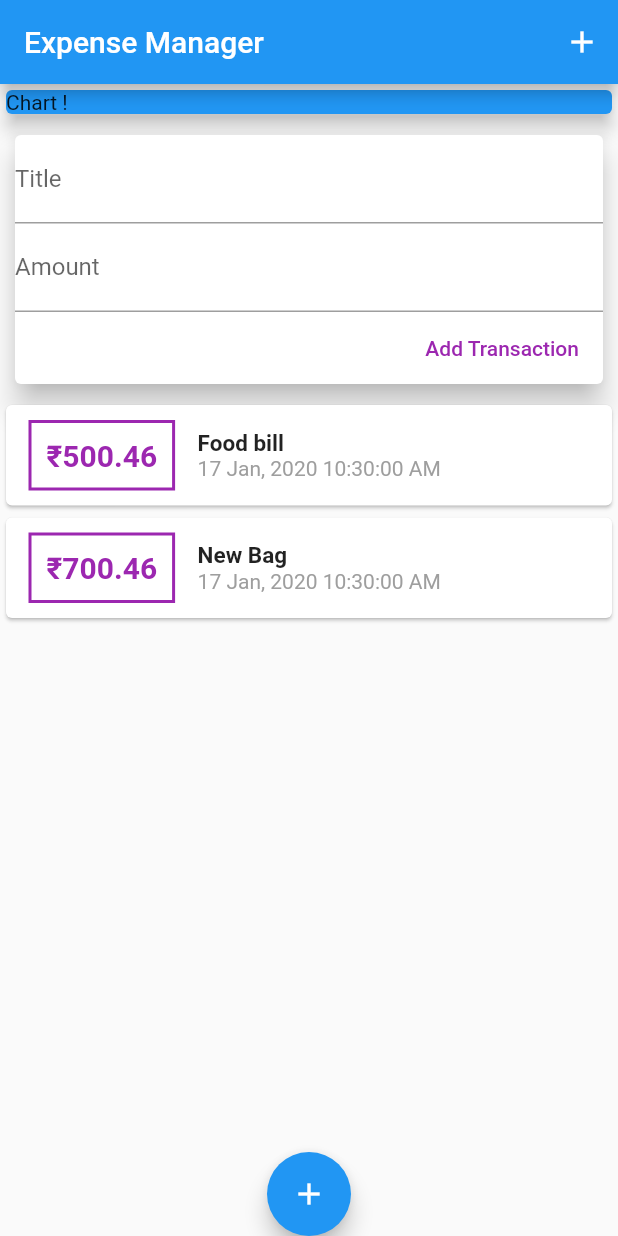
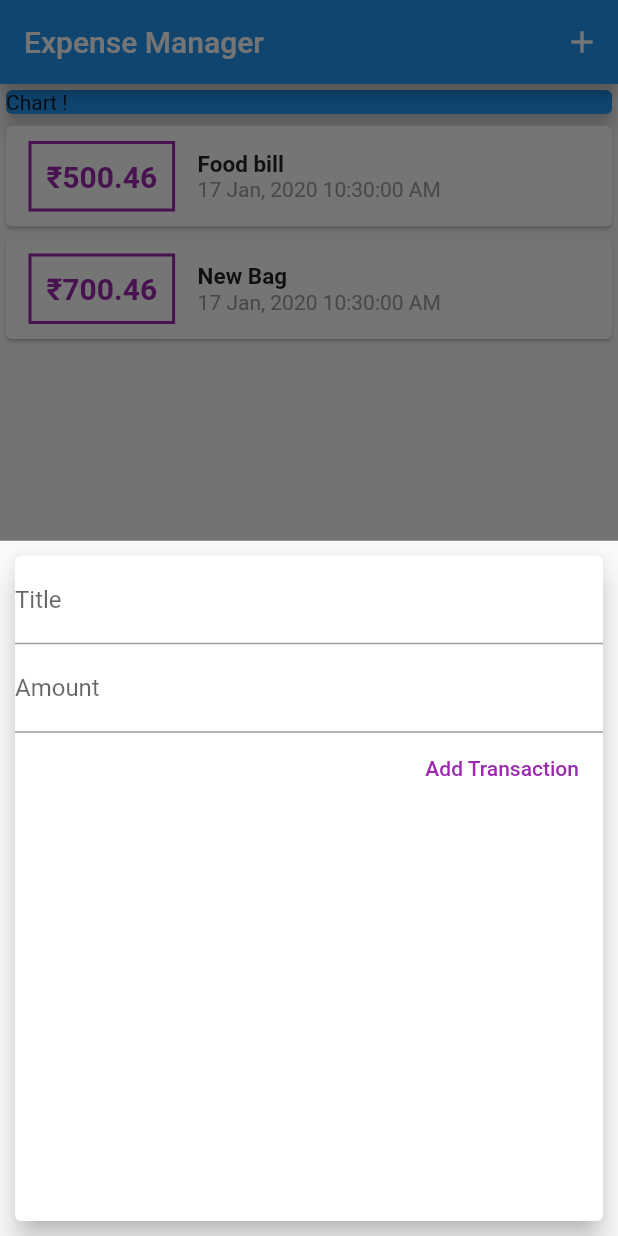
Before and after one commit to bhavikvashi1804/Expense-manager, a Flutter app: the screen it shows after launch, after a tap on the "add" icon, on a phone screen of 412 x 824 dp. Run offline on Flutter 3.47's test engine with Material 2 defaults, Android fonts, the phone set to English and light mode, and no system bars; missing offline and left inert: dart:ffi.

Commit message:
FAB Implementation

```diff
--- a/lib/main.dart
+++ b/lib/main.dart
@@ -1,6 +1,11 @@
 import 'package:flutter/material.dart';
 
-import './widgets/user_transactions.dart';
+
+
+import './widgets/new_transaction.dart';
+import './models/transaction.dart';
+import './widgets/transaction_list.dart';
+
 
 void main() => runApp(MyApp());
 
@@ -14,7 +19,49 @@ class MyApp extends StatelessWidget {
   }
 }
 
-class MyHomePage extends StatelessWidget {
+class MyHomePage extends StatefulWidget {
+
+
+  @override
+  _MyHomePageState createState() => _MyHomePageState();
+}
+
+class _MyHomePageState extends State<MyHomePage> {
+
+
+
+
+  final List<Transaction> _userTransactions = [
+    Transaction(
+        id: 't001', title: 'Food bill', amount: 500.46, date: DateTime.now()),
+    Transaction(
+        id: 't002', title: 'New Bag', amount: 700.46, date: DateTime.now()),
+  ];
+
+  void _addNewTransaction(String title,double amount){
+    final newTx=Transaction(
+      id: DateTime.now().toString(),
+      title: title,
+      amount: amount,
+      date: DateTime.now(),
+    );
+
+    setState(() {
+      _userTransactions.add(newTx);
+    });
+    Navigator.of(context).pop();
+    // to exit from modal sheet after submit data
+  }
+
+  void _startNewTransaction(BuildContext ctx){
+    showModalBottomSheet(
+      context: ctx,
+      builder: (bCtx){
+        return NewTransaction(_addNewTransaction);
+      }
+    );
+  }
+
   @override
   Widget build(BuildContext context) {
     return Scaffold(
@@ -23,7 +70,7 @@ class MyHomePage extends StatelessWidget {
         actions: <Widget>[
           IconButton(
             icon: Icon(Icons.add),
-            onPressed: (){},
+            onPressed:()=> _startNewTransaction(context),
           )
         ],
       ),
@@ -39,16 +86,14 @@ class MyHomePage extends StatelessWidget {
               color: Colors.blue,
               elevation: 5.0,
             ),
-            UserTransactions(),
+            TransactionList(_userTransactions),
           ],
         ),
       ),
       floatingActionButtonLocation: FloatingActionButtonLocation.centerDocked,
       floatingActionButton: FloatingActionButton(
         child: Icon(Icons.add),
-        onPressed: (){
-
-        },
+        onPressed:()=> _startNewTransaction(context),
       ),
     );
   }
--- a/lib/widgets/new_transaction.dart
+++ b/lib/widgets/new_transaction.dart
@@ -2,13 +2,19 @@ import 'dart:ffi';
 
 import 'package:flutter/material.dart';
 
-class NewTransaction extends StatelessWidget {
-  final titleController = TextEditingController();
-  final amountController = TextEditingController();
-
+class NewTransaction extends StatefulWidget {
   final Function addTx;
 
   NewTransaction(this.addTx);
+
+  @override
+  _NewTransactionState createState() => _NewTransactionState();
+}
+
+class _NewTransactionState extends State<NewTransaction> {
+  final titleController = TextEditingController();
+
+  final amountController = TextEditingController();
 
   void submitData(){
 
@@ -19,7 +25,7 @@ class NewTransaction extends StatelessWidget {
       return;
       //to exit from here
     }
-    addTx(enteredTitle,enteredAmount);
+    widget.addTx(enteredTitle,enteredAmount);
   }
 
   @override
--- a/lib/widgets/user_transactions.dart
+++ /dev/null
@@ -1,47 +0,0 @@
-import 'package:flutter/material.dart';
-
-import './new_transaction.dart';
-import './transaction_list.dart';
-
-import '../models/transaction.dart';
-
-class UserTransactions extends StatefulWidget {
-  @override
-  _UserTransactionsState createState() => _UserTransactionsState();
-}
-
-class _UserTransactionsState extends State<UserTransactions> {
-
-  final List<Transaction> _userTransactions = [
-    Transaction(
-        id: 't001', title: 'Food bill', amount: 500.46, date: DateTime.now()),
-    Transaction(
-        id: 't002', title: 'New Bag', amount: 700.46, date: DateTime.now()),
-  ];
-
-  void _addNewTransaction(String title,double amount){
-    final newTx=Transaction(
-      id: DateTime.now().toString(),
-      title: title,
-      amount: amount,
-      date: DateTime.now(),
-    );
-
-    setState(() {
-      _userTransactions.add(newTx);
-    });
-
-
-  }
-
-  @override
-  Widget build(BuildContext context) {
-    return Column(
-      children: <Widget>[
-        NewTransaction(_addNewTransaction),
-        TransactionList(_userTransactions),
-      ],
-
-    );
-  }
-}
```
